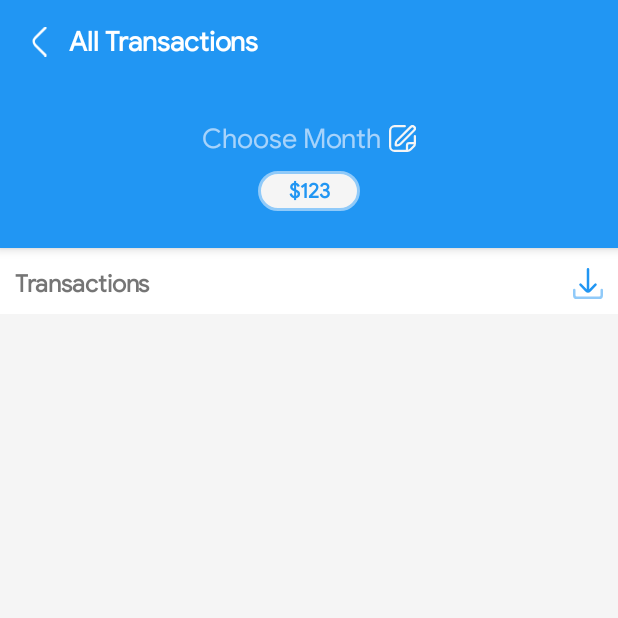
After one commit to ashik-e-rabbani/Impresario, an Android app: the AllTransactions screen opened directly, with no data from a screen before it, on a phone screen of 412 x 824 dp, the top half of it. The commit adds this screen. Run offline under Robolectric (Android 15) with nearby library versions, the light colour scheme and no system bars; our stand-ins replace Firebase (no records; nobody signed in at launch, a user with empty details on screens opened directly); libraries missing offline, so code that uses them is left out: com.orhanobut.dialogplus, uk.co.deanwild; 6 statements that could not run were skipped.

Commit message:
Pdf Initiated | Alltxn page added

```diff
--- /dev/null
+++ b/app/src/main/java/com/afss/impresario/AllTransactions.java
@@ -0,0 +1,105 @@
+package com.afss.impresario;
+
+import androidx.appcompat.app.AppCompatActivity;
+import androidx.recyclerview.widget.LinearLayoutManager;
+import androidx.recyclerview.widget.RecyclerView;
+
+import android.app.DatePickerDialog;
+import android.content.Intent;
+import android.os.Bundle;
+import android.view.View;
+import android.widget.DatePicker;
+
+import com.afss.impresario.Adapter.RecyclerAdapter;
+import com.afss.impresario.databinding.ActivityAllTransactionsBinding;
+
+import java.util.ArrayList;
+import java.util.Calendar;
+
+import uk.co.deanwild.materialshowcaseview.MaterialShowcaseSequence;
+import uk.co.deanwild.materialshowcaseview.ShowcaseConfig;
+
+public class AllTransactions extends AppCompatActivity {
+
+    ActivityAllTransactionsBinding allTransactionsBinding;
+
+    DatePickerDialog datePickerDialog;
+    int year;
+    int month;
+    int dayOfMonth;
+    Calendar calendar;
+    String[] months = new String[]{"Jan", "Feb", "Mar", "Apr", "May", "Jun", "Jul", "Aug", "Sept", "Oct", "Nov", "Dec"};
+    RecyclerView recyclerView;
+    RecyclerAdapter recyclerAdapter;
+
+    @Override
+    protected void onCreate(Bundle savedInstanceState) {
+        super.onCreate(savedInstanceState);
+
+        allTransactionsBinding = ActivityAllTransactionsBinding.inflate(getLayoutInflater());
+        View view = allTransactionsBinding.getRoot();
+        setContentView(view);
+
+        ShowcaseConfig config = new ShowcaseConfig();
+        config.setDelay(50); // half second between each showcase view
+
+        MaterialShowcaseSequence sequence2 = new MaterialShowcaseSequence(this, "HomePage_show");
+
+        sequence2.setConfig(config);
+
+        sequence2.addSequenceItem(allTransactionsBinding.monthPickerBtn,
+                "Pick the Month", "GOT IT");
+
+        sequence2.start();
+
+        calendar = Calendar.getInstance();
+        year = calendar.get(Calendar.YEAR);
+        month = calendar.get(Calendar.MONTH);
+        dayOfMonth = calendar.get(Calendar.DAY_OF_MONTH);
+
+
+        final ArrayList<String> txnAmountList = new ArrayList<>();
+        final ArrayList<String> txnAmountPathList = new ArrayList<>();
+        final ArrayList<String> txnTypeList = new ArrayList<>();
+        final ArrayList<String> txnTimeList = new ArrayList<>();
+
+
+        recyclerView = findViewById(R.id.recyclerView);
+        recyclerAdapter = new RecyclerAdapter(txnAmountList, txnAmountPathList, txnTypeList, txnTimeList);
+        recyclerView.setLayoutManager(new LinearLayoutManager(this));
+        recyclerView.setAdapter(recyclerAdapter);
+
+
+        allTransactionsBinding.goBackBtn.setOnClickListener(new View.OnClickListener() {
+            @Override
+            public void onClick(View v) {
+                finish();
+            }
+        });
+
+        allTransactionsBinding.monthPickerBtn.setOnClickListener(new View.OnClickListener() {
+            @Override
+            public void onClick(View v) {
+
+                calendar = Calendar.getInstance();
+                year = calendar.get(Calendar.YEAR);
+                month = calendar.get(Calendar.MONTH);
+                dayOfMonth = calendar.get(Calendar.DAY_OF_MONTH);
+                datePickerDialog = new DatePickerDialog(AllTransactions.this,
+                        new DatePickerDialog.OnDateSetListener() {
+                            @Override
+                            public void onDateSet(DatePicker datePicker, int year, int month, int day) {
+//                                allTransactionsBinding.selectedDate.setText(day + "/" + (month +1) + "/" + year);
+                                allTransactionsBinding.selectedDate.setText(months[month] + " " + year);
+                            }
+                        }, year, month, dayOfMonth);
+//                datePickerDialog.getDatePicker().setMinDate();
+                datePickerDialog.getDatePicker().setMaxDate(System.currentTimeMillis());
+                datePickerDialog.show();
+
+
+            }
+        });
+
+    }
+}
--- a/app/src/main/java/com/afss/impresario/HomepageActivity.java
+++ b/app/src/main/java/com/afss/impresario/HomepageActivity.java
@@ -259,6 +259,14 @@ public class HomepageActivity extends AppCompatActivity {
             }
         });
 
+        homepageBinding.viewAllTxn.setOnClickListener(new View.OnClickListener() {
+            @Override
+            public void onClick(View v) {
+                Intent intent = new Intent(HomepageActivity.this,AllTransactions.class);
+                startActivity(intent);
+            }
+        });
+
     }
 
     private String showAddExpenseAndIncomeDialog(Context c, String _amountType, DatabaseReference databaseReference) {
--- /dev/null
+++ b/app/src/main/java/com/afss/impresario/Services/PdfGenerator.java
@@ -0,0 +1,4 @@
+package com.afss.impresario.Services;
+
+public class PdfGenerator {
+}
--- a/app/src/main/res/drawable/ic_baseline_input_24.xml
+++ /dev/null
@@ -1,5 +0,0 @@
-<vector android:autoMirrored="true" android:height="24dp"
-    android:tint="#FFFFFF" android:viewportHeight="24"
-    android:viewportWidth="24" android:width="24dp" xmlns:android="http://schemas.android.com/apk/res/android">
-    <path android:fillColor="@android:color/white" android:pathData="M21,3.01H3c-1.1,0 -2,0.9 -2,2V9h2V4.99h18v14.03H3V15H1v4.01c0,1.1 0.9,1.98 2,1.98h18c1.1,0 2,-0.88 2,-1.98v-14c0,-1.11 -0.9,-2 -2,-2zM11,16l4,-4 -4,-4v3H1v2h10v3z"/>
-</vector>
--- a/app/src/main/res/drawable/ic_baseline_menu_24.xml
+++ /dev/null
@@ -1,5 +0,0 @@
-<vector android:height="24dp" android:tint="#FFFFFF"
-    android:viewportHeight="24" android:viewportWidth="24"
-    android:width="24dp" xmlns:android="http://schemas.android.com/apk/res/android">
-    <path android:fillColor="@android:color/white" android:pathData="M3,18h18v-2L3,16v2zM3,13h18v-2L3,11v2zM3,6v2h18L21,6L3,6z"/>
-</vector>
--- /dev/null
+++ b/app/src/main/res/drawable/ic_fi_rr_angle_left.xml
@@ -0,0 +1,9 @@
+<vector xmlns:android="http://schemas.android.com/apk/res/android"
+    android:width="20dp"
+    android:height="20dp"
+    android:viewportWidth="24"
+    android:viewportHeight="24">
+  <path
+      android:fillColor="#FFFFFF"
+      android:pathData="M17.172,24a1,1 0,0 1,-0.707 -0.293L8.293,15.535a5,5 0,0 1,0 -7.07L16.465,0.293a1,1 0,0 1,1.414 1.414L9.707,9.879a3,3 0,0 0,0 4.242l8.172,8.172A1,1 0,0 1,17.172 24Z"/>
+</vector>
--- /dev/null
+++ b/app/src/main/res/drawable/ic_fi_rr_apps.xml
@@ -0,0 +1,18 @@
+<vector xmlns:android="http://schemas.android.com/apk/res/android"
+    android:width="20dp"
+    android:height="20dp"
+    android:viewportWidth="24"
+    android:viewportHeight="24">
+  <path
+      android:fillColor="@color/ghost_white"
+      android:pathData="M7,0H4A4,4 0,0 0,0 4V7a4,4 0,0 0,4 4H7a4,4 0,0 0,4 -4V4A4,4 0,0 0,7 0ZM9,7A2,2 0,0 1,7 9H4A2,2 0,0 1,2 7V4A2,2 0,0 1,4 2H7A2,2 0,0 1,9 4Z"/>
+  <path
+      android:fillColor="@color/ghost_white"
+      android:pathData="M20,0L17,0a4,4 0,0 0,-4 4L13,7a4,4 0,0 0,4 4h3a4,4 0,0 0,4 -4L24,4A4,4 0,0 0,20 0ZM22,7a2,2 0,0 1,-2 2L17,9a2,2 0,0 1,-2 -2L15,4a2,2 0,0 1,2 -2h3a2,2 0,0 1,2 2Z"/>
+  <path
+      android:fillColor="@color/ghost_white"
+      android:pathData="M7,13L4,13a4,4 0,0 0,-4 4v3a4,4 0,0 0,4 4L7,24a4,4 0,0 0,4 -4L11,17A4,4 0,0 0,7 13ZM9,20a2,2 0,0 1,-2 2L4,22a2,2 0,0 1,-2 -2L2,17a2,2 0,0 1,2 -2L7,15a2,2 0,0 1,2 2Z"/>
+  <path
+      android:fillColor="@color/ghost_white"
+      android:pathData="M20,13L17,13a4,4 0,0 0,-4 4v3a4,4 0,0 0,4 4h3a4,4 0,0 0,4 -4L24,17A4,4 0,0 0,20 13ZM22,20a2,2 0,0 1,-2 2L17,22a2,2 0,0 1,-2 -2L15,17a2,2 0,0 1,2 -2h3a2,2 0,0 1,2 2Z"/>
+</vector>
--- /dev/null
+++ b/app/src/main/res/drawable/ic_fi_rr_download.xml
@@ -0,0 +1,12 @@
+<vector xmlns:android="http://schemas.android.com/apk/res/android"
+    android:width="18dp"
+    android:height="18dp"
+    android:viewportWidth="24"
+    android:viewportHeight="24">
+  <path
+      android:fillColor="@color/blue_200"
+      android:pathData="M23,16h0a1,1 0,0 0,-1 1v4a1,1 0,0 1,-1 1H3a1,1 0,0 1,-1 -1V17a1,1 0,0 0,-1 -1H1a1,1 0,0 0,-1 1v4a3,3 0,0 0,3 3H21a3,3 0,0 0,3 -3V17A1,1 0,0 0,23 16Z"/>
+  <path
+      android:fillColor="@color/blue_500"
+      android:pathData="M5.293,13.538l4.586,4.587a3.007,3.007 0,0 0,4.242 0l4.586,-4.586a1,1 0,1 0,-1.414 -1.414L13,16.416V1a1,1 0,0 0,-2 0V16.417L6.707,12.124a1,1 0,1 0,-1.414 1.414Z"/>
+</vector>
--- /dev/null
+++ b/app/src/main/res/drawable/ic_fi_rr_edit.xml
@@ -0,0 +1,12 @@
+<vector xmlns:android="http://schemas.android.com/apk/res/android"
+    android:width="18dp"
+    android:height="18dp"
+    android:viewportWidth="24"
+    android:viewportHeight="24">
+  <path
+      android:fillColor="@color/smoke_white"
+      android:pathData="M18.656,0.93 L6.464,13.122A4.966,4.966 0,0 0,5 16.657L5,18a1,1 0,0 0,1 1L7.343,19a4.966,4.966 0,0 0,3.535 -1.464L23.07,5.344a3.125,3.125 0,0 0,0 -4.414A3.194,3.194 0,0 0,18.656 0.93ZM21.656,3.93L9.464,16.122A3.02,3.02 0,0 1,7.343 17L7,17v-0.343a3.02,3.02 0,0 1,0.878 -2.121L20.07,2.344a1.148,1.148 0,0 1,1.586 0A1.123,1.123 0,0 1,21.656 3.93Z"/>
+  <path
+      android:fillColor="@color/smoke_white"
+      android:pathData="M23,8.979a1,1 0,0 0,-1 1V15H18a3,3 0,0 0,-3 3v4H5a3,3 0,0 1,-3 -3V5A3,3 0,0 1,5 2h9.042a1,1 0,0 0,0 -2H5A5.006,5.006 0,0 0,0 5V19a5.006,5.006 0,0 0,5 5H16.343a4.968,4.968 0,0 0,3.536 -1.464l2.656,-2.658A4.968,4.968 0,0 0,24 16.343V9.979A1,1 0,0 0,23 8.979ZM18.465,21.122a2.975,2.975 0,0 1,-1.465 0.8V18a1,1 0,0 1,1 -1h3.925a3.016,3.016 0,0 1,-0.8 1.464Z"/>
+</vector>
--- /dev/null
+++ b/app/src/main/res/layout/activity_all_transactions.xml
@@ -0,0 +1,158 @@
+<?xml version="1.0" encoding="utf-8"?>
+<LinearLayout xmlns:android="http://schemas.android.com/apk/res/android"
+    xmlns:app="http://schemas.android.com/apk/res-auto"
+    xmlns:tools="http://schemas.android.com/tools"
+    android:layout_width="match_parent"
+    android:layout_height="match_parent"
+    android:orientation="vertical"
+    tools:context=".AllTransactions">
+
+    <com.google.android.material.appbar.AppBarLayout
+        android:layout_width="wrap_content"
+        android:layout_height="165dp">
+
+        <androidx.appcompat.widget.Toolbar
+            android:layout_width="match_parent"
+            android:layout_height="wrap_content"
+            android:gravity="center_vertical">
+
+            <TableLayout
+                android:layout_width="match_parent"
+                android:layout_height="wrap_content"
+                android:layout_gravity="center_horizontal"
+
+                android:stretchColumns="*">
+
+                <TableRow
+                    android:layout_width="wrap_content"
+                    android:layout_height="wrap_content">
+
+                    <LinearLayout
+                        android:layout_width="wrap_content"
+                        android:layout_height="wrap_content"
+                        android:gravity="center_vertical"
+                        android:orientation="horizontal">
+
+                        <ImageView
+                            android:id="@+id/goBackBtn"
+                            android:layout_width="wrap_content"
+                            android:layout_height="match_parent"
+
+                            android:layout_marginRight="10dp"
+                            android:src="@drawable/ic_fi_rr_angle_left"></ImageView>
+
+                        <TextView
+                            android:layout_width="wrap_content"
+                            android:layout_height="match_parent"
+                            android:gravity="center|left"
+                            android:text="All Transactions"
+                            android:textColor="@color/white"
+                            android:textSize="18sp"
+                            android:textStyle="bold"></TextView>
+
+
+                    </LinearLayout>
+
+                </TableRow>
+
+
+            </TableLayout>
+        </androidx.appcompat.widget.Toolbar>
+
+        <LinearLayout
+            android:layout_width="match_parent"
+            android:layout_height="match_parent"
+            android:gravity="center_vertical"
+            android:orientation="vertical">
+
+<LinearLayout
+    android:layout_width="match_parent"
+    android:layout_height="wrap_content"
+    android:gravity="center_horizontal|center_vertical"
+    android:orientation="horizontal">
+    <TextView
+        android:id="@+id/selectedDate"
+        android:layout_width="wrap_content"
+        android:layout_height="wrap_content"
+        android:textAlignment="center"
+        android:textColor="#9FF8F8FF"
+        android:textSize="18sp"
+        android:layout_marginBottom="0dp"
+        android:layout_marginRight="5dp"
+        android:text="Choose Month"></TextView>
+    <ImageView
+        android:id="@+id/monthPickerBtn"
+        android:layout_width="wrap_content"
+        android:layout_height="wrap_content"
+        android:src="@drawable/ic_fi_rr_edit"></ImageView>
+</LinearLayout>
+
+            <TextView
+                xmlns:android="http://schemas.android.com/apk/res/android"
+                android:id="@+id/balance"
+                android:layout_width="wrap_content"
+                android:layout_height="wrap_content"
+                android:layout_gravity="center_horizontal"
+                android:layout_marginTop="10dp"
+                android:background="@drawable/rounded_balance_bg"
+                android:clickable="true"
+                android:gravity="center"
+                android:paddingLeft="20dp"
+                android:paddingRight="20dp"
+                android:text="$123"
+                android:textAllCaps="false"
+                android:textColor="@color/blue_500"
+                android:textSize="14sp"
+                android:textStyle="bold"></TextView>
+        </LinearLayout>
+    </com.google.android.material.appbar.AppBarLayout>
+    <TableLayout
+        android:layout_width="match_parent"
+        android:layout_height="wrap_content"
+        android:layout_gravity="center_horizontal"
+        android:padding="10dp"
+        android:stretchColumns="0">
+
+        <TableRow
+            android:layout_width="wrap_content"
+            android:layout_height="wrap_content"
+
+            android:layout_marginTop="3dp">
+
+
+            <TextView
+                android:layout_width="wrap_content"
+                android:layout_height="match_parent"
+                android:gravity="center|left"
+                android:text="Transactions"
+                android:textColor="@color/black100"
+                android:textSize="16sp"
+                android:textStyle="bold"></TextView>
+
+            <ImageView
+                android:id="@+id/downloadReport"
+                android:layout_width="wrap_content"
+                android:layout_height="match_parent"
+                android:background="@drawable/ic_fi_rr_download"
+                android:clickable="true"
+                android:gravity="center|center_horizontal"
+                android:paddingLeft="10dp"
+                android:paddingRight="10dp"
+         ></ImageView>
+
+
+        </TableRow>
+
+
+    </TableLayout>
+    <androidx.recyclerview.widget.RecyclerView
+        android:id="@+id/recyclerView"
+        android:layout_width="match_parent"
+        android:layout_height="match_parent"
+        android:layout_weight="60"
+        android:background="@color/smoke_white"
+        android:paddingLeft="15dp"
+        android:paddingTop="0dp"
+        android:paddingRight="15dp"></androidx.recyclerview.widget.RecyclerView>
+
+</LinearLayout>
--- a/app/src/main/res/layout/activity_homepage.xml
+++ b/app/src/main/res/layout/activity_homepage.xml
@@ -46,7 +46,7 @@
 
                         <LinearLayout
                             android:layout_width="wrap_content"
-                            android:layout_height="wrap_content"
+                            android:layout_height="match_parent"
                             android:gravity="center_vertical"
                             android:orientation="horizontal">
 
@@ -55,7 +55,7 @@
                                 android:layout_width="wrap_content"
                                 android:layout_height="match_parent"
                                 android:layout_marginRight="10dp"
-                                android:src="@drawable/ic_baseline_menu_24"></ImageView>
+                                android:src="@drawable/ic_fi_rr_apps"></ImageView>
 
                             <TextView
                                 android:layout_width="wrap_content"
@@ -124,18 +124,18 @@
                 <!--                    android:textSize="14sp"-->
                 <!--                    android:textStyle="bold"></TextView>-->
                 <TextView
+                    xmlns:android="http://schemas.android.com/apk/res/android"
                     android:id="@+id/balance"
                     android:layout_width="wrap_content"
-                    android:layout_height="match_parent"
+                    android:layout_height="wrap_content"
                     android:layout_gravity="center_horizontal"
                     android:layout_marginTop="10dp"
                     android:background="@drawable/rounded_balance_bg"
                     android:clickable="true"
                     android:gravity="center"
-
                     android:paddingLeft="20dp"
                     android:paddingRight="20dp"
-                    android:text="$1234.56"
+                    android:text="$4568"
                     android:textAllCaps="false"
                     android:textColor="@color/blue_500"
                     android:textSize="14sp"
@@ -171,6 +171,7 @@
                     android:textStyle="bold"></TextView>
 
                 <TextView
+                    android:id="@+id/viewAllTxn"
                     android:layout_width="wrap_content"
                     android:layout_height="match_parent"
                     android:background="@drawable/rounded_btn_blue200"
```
Also changed, not shown: app/src/main/AndroidManifest.xml (+9 -10 lines).
